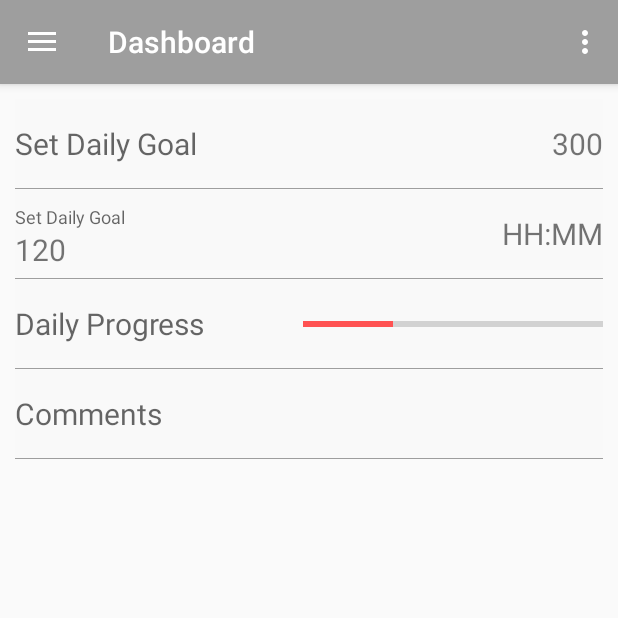
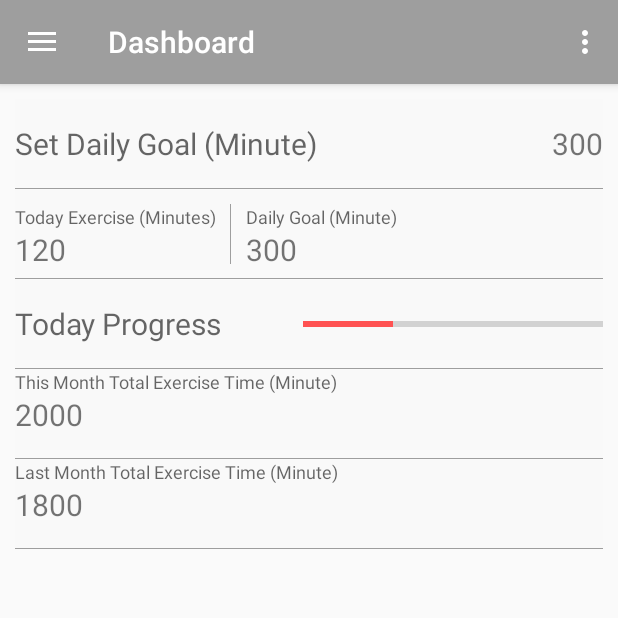
Before and after one commit to GeyanHuang/GroupProject, an Android app: the fragment FragmentActivityDashboard placed in its activity, on a phone screen of 412 x 824 dp, the top half of it. Run offline under Robolectric (Android 15) with nearby library versions, the phone set to English and light mode, and no system bars.

Commit message:
Commit By Geyan Huang

```diff
--- /dev/null
+++ b/app/src/main/res/drawable-v24/right_border.xml
@@ -0,0 +1,19 @@
+<?xml version="1.0" encoding="utf-8"?>
+<layer-list xmlns:android="http://schemas.android.com/apk/res/android" >
+    <item>
+        <shape
+            android:shape="rectangle">
+            <stroke android:width="1dp" android:color="#9e9e9e" />
+            <solid android:color="#FFF9F9F9" />
+        </shape>
+    </item>
+
+    <item android:right="1dp">
+        <shape
+            android:shape="rectangle">
+            <stroke android:width="1dp" android:color="#FFF9F9F9" />
+            <solid android:color="#00000000" />
+        </shape>
+    </item>
+
+</layer-list>
--- a/app/src/main/res/layout/fragment_activity_dashboard.xml
+++ b/app/src/main/res/layout/fragment_activity_dashboard.xml
@@ -3,7 +3,6 @@
     android:layout_width="match_parent"
     android:layout_height="match_parent"
     tools:context="cst2335.groupproject.PkgActivity.FragmentActivityDashboard">
-
 
 
     <!--Contents-->
@@ -24,7 +23,7 @@
                 android:layout_width="wrap_content"
                 android:layout_height="wrap_content"
                 android:layout_gravity="center_vertical"
-                        android:hint="@string/activity_dashboard_dailygoal"
+                android:hint="@string/activity_dashboard_setdailygoal"
                 android:textSize="20sp" />
 
             <View
@@ -47,39 +46,55 @@
             android:layout_height="60dp"
             android:background="@drawable/bottom_border"
             android:orientation="horizontal">
+
             <LinearLayout
-                        android:layout_marginTop="10dp"
-                        android:layout_marginBottom="10dp"
                 android:layout_width="wrap_content"
                 android:layout_height="match_parent"
+                android:layout_marginBottom="10dp"
+                android:layout_marginTop="10dp"
+                android:background="@drawable/right_border"
                 android:orientation="vertical">
+
+                <TextView
+                    android:layout_width="wrap_content"
+                    android:layout_height="wrap_content"
+                    android:layout_gravity="center_vertical"
+                    android:layout_marginRight="10dp"
+                    android:hint="@string/activity_dashboard_todayprogress"
+                    android:textSize="12sp" />
+
+                <TextView
+                    android:layout_width="wrap_content"
+                    android:layout_height="wrap_content"
+                    android:layout_gravity="center_vertical"
+                    android:layout_marginRight="10dp"
+                    android:text="120"
+                    android:textSize="20sp" />
+            </LinearLayout>
+
+            <LinearLayout
+                android:layout_width="match_parent"
+                android:layout_height="match_parent"
+                android:layout_marginBottom="10dp"
+                android:layout_marginLeft="10dp"
+                android:layout_marginTop="10dp"
+                android:orientation="vertical">
+
                 <TextView
                     android:layout_width="wrap_content"
                     android:layout_height="wrap_content"
                     android:layout_gravity="center_vertical"
                     android:hint="@string/activity_dashboard_dailygoal"
                     android:textSize="12sp" />
-                        <TextView
-                            android:layout_width="wrap_content"
-                            android:layout_height="wrap_content"
-                            android:layout_gravity="center_vertical"
-                            android:text="120"
-                            android:textSize="20sp" />
-
-                    </LinearLayout>
-
-
-                    <View
-                        android:layout_width="0dp"
-                        android:layout_height="0dp"
-                        android:layout_weight="1" />
 
                 <TextView
                     android:layout_width="wrap_content"
                     android:layout_height="wrap_content"
                     android:layout_gravity="center_vertical"
-                        android:text="HH:MM"
+                    android:text="300"
                     android:textSize="20sp" />
+
+            </LinearLayout>
         </LinearLayout>
 
         <LinearLayout
@@ -114,17 +129,44 @@
             android:layout_width="match_parent"
             android:layout_height="60dp"
             android:background="@drawable/bottom_border"
-                    android:orientation="horizontal">
+            android:orientation="vertical">
+                <TextView
+                    android:layout_width="wrap_content"
+                    android:layout_height="wrap_content"
+                    android:layout_gravity="center_vertical"
+                    android:layout_marginRight="10dp"
+                    android:hint="@string/activity_dashboard_thismonth"
+                    android:textSize="12sp" />
 
                 <TextView
                     android:layout_width="wrap_content"
                     android:layout_height="wrap_content"
                     android:layout_gravity="center_vertical"
-                        android:hint="@string/activity_insert_comment"
-                        android:maxLines="1"
-                        android:text=""
+                    android:layout_marginRight="10dp"
+                    android:text="2000"
                     android:textSize="20sp" />
+        </LinearLayout>
 
+        <LinearLayout
+            android:layout_width="match_parent"
+            android:layout_height="60dp"
+            android:background="@drawable/bottom_border"
+            android:orientation="vertical">
+            <TextView
+                android:layout_width="wrap_content"
+                android:layout_height="wrap_content"
+                android:layout_gravity="center_vertical"
+                android:layout_marginRight="10dp"
+                android:hint="@string/activity_dashboard_lastmonth"
+                android:textSize="12sp" />
+
+            <TextView
+                android:layout_width="wrap_content"
+                android:layout_height="wrap_content"
+                android:layout_gravity="center_vertical"
+                android:layout_marginRight="10dp"
+                android:text="1800"
+                android:textSize="20sp" />
         </LinearLayout>
     </LinearLayout>
 </FrameLayout>
--- a/app/src/main/res/values/strings.xml
+++ b/app/src/main/res/values/strings.xml
@@ -64,6 +64,10 @@
     <string name="activity_type_skate">Skating</string>
     <string name="activity_nav_bot_list">Activity List</string>
     <string name="activity_nav_bot_dashboard">Dashboard</string>
-    <string name="activity_dashboard_dailygoal">Set Daily Goal</string>
-    <string name="activity_dashboard_dailyprogress">Daily Progress</string>
+    <string name="activity_dashboard_setdailygoal">Set Daily Goal (Minute)</string>
+    <string name="activity_dashboard_dailyprogress">Today Progress</string>
+    <string name="activity_dashboard_todayprogress">Today Exercise (Minutes)</string>
+    <string name="activity_dashboard_dailygoal">Daily Goal (Minute)</string>
+    <string name="activity_dashboard_thismonth">This Month Total Exercise Time (Minute)</string>
+    <string name="activity_dashboard_lastmonth">Last Month Total Exercise Time (Minute)</string>
 </resources>
```
Also changed, not shown: 1 other file. Lines whose indentation alone changed are shown as unchanged.
